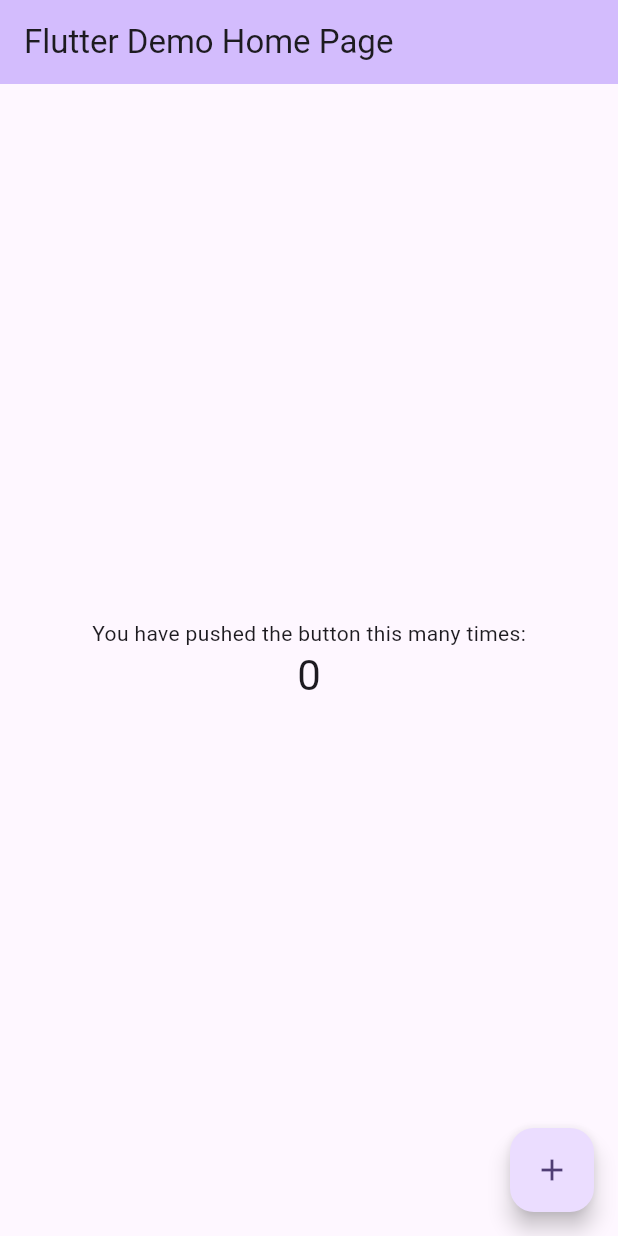
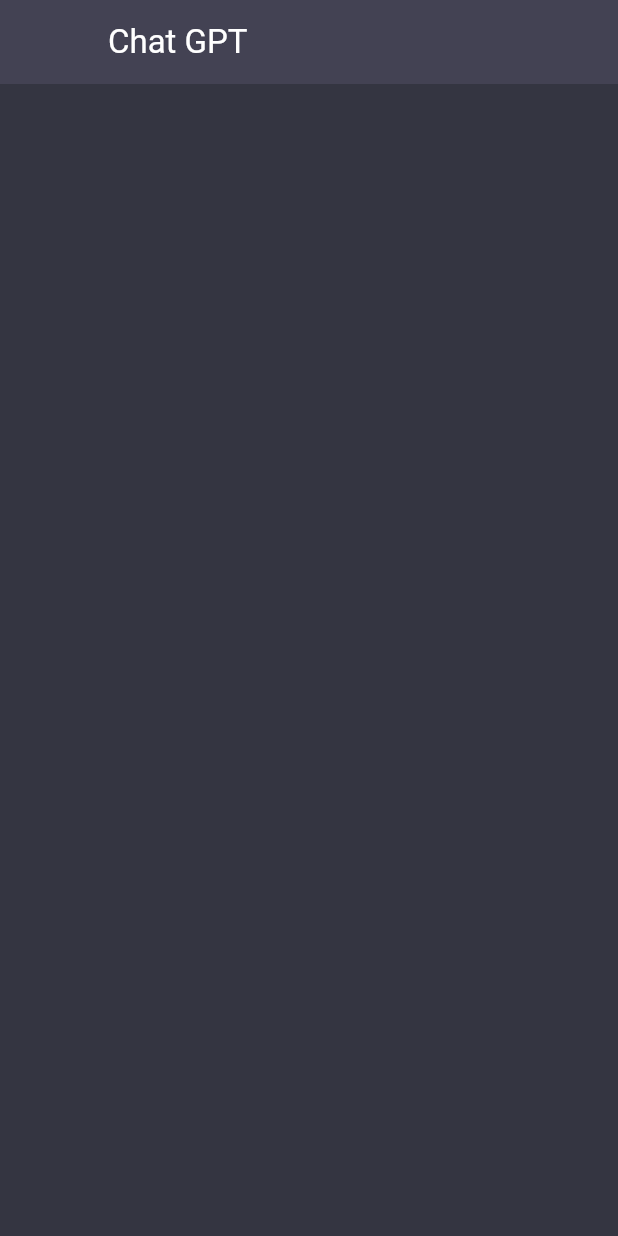
Before and after one commit to ngothanhluc/AdvancedMobile, a Flutter app: the screen it shows after launch, on a phone screen of 412 x 824 dp. Run offline on Flutter 3.47's test engine with Material 2 defaults, Android fonts, the phone set to English and light mode, and no system bars.

Commit message:
Create chat screen

```diff
--- /dev/null
+++ b/chatgpt_app/lib/constants/constants.dart
@@ -0,0 +1,4 @@
+import 'package:flutter/material.dart';
+
+Color scaffoldBackgroundColor = const Color(0xFF343541);
+Color cardColor = const Color(0xFF40414F);
--- a/chatgpt_app/lib/main.dart
+++ b/chatgpt_app/lib/main.dart
@@ -1,3 +1,5 @@
+import 'package:chatgpt_app/constants/constants.dart';
+import 'package:chatgpt_app/screens/chat_screen.dart';
 import 'package:flutter/material.dart';
 
 void main() {
@@ -12,7 +14,13 @@
   Widget build(BuildContext context) {
     return MaterialApp(
         title: 'Flutter Demo',
+        debugShowCheckedModeBanner: false,
         theme: ThemeData(
+          scaffoldBackgroundColor: scaffoldBackgroundColor,
+          appBarTheme: AppBarTheme(
+            backgroundColor: cardColor,
+            foregroundColor: Colors.white,
+          ),
           // This is the theme of your application.
           //
           // TRY THIS: Try running your application with "flutter run". You'll see
@@ -31,95 +39,6 @@
           colorScheme: ColorScheme.fromSeed(seedColor: Colors.deepPurple),
           useMaterial3: true,
         ),
-      home: const MyHomePage(title: 'Flutter Demo Home Page'),
-    );
+        home: const ChatScreen());
   }
 }
-
-class MyHomePage extends StatefulWidget {
-  const MyHomePage({super.key, required this.title});
-
-  // This widget is the home page of your application. It is stateful, meaning
-  // that it has a State object (defined below) that contains fields that affect
-  // how it looks.
-
-  // This class is the configuration for the state. It holds the values (in this
-  // case the title) provided by the parent (in this case the App widget) and
-  // used by the build method of the State. Fields in a Widget subclass are
-  // always marked "final".
-
-  final String title;
-
-  @override
-  State<MyHomePage> createState() => _MyHomePageState();
-}
-
-class _MyHomePageState extends State<MyHomePage> {
-  int _counter = 0;
-
-  void _incrementCounter() {
-    setState(() {
-      // This call to setState tells the Flutter framework that something has
-      // changed in this State, which causes it to rerun the build method below
-      // so that the display can reflect the updated values. If we changed
-      // _counter without calling setState(), then the build method would not be
-      // called again, and so nothing would appear to happen.
-      _counter++;
-    });
-  }
-
-  @override
-  Widget build(BuildContext context) {
-    // This method is rerun every time setState is called, for instance as done
-    // by the _incrementCounter method above.
-    //
-    // The Flutter framework has been optimized to make rerunning build methods
-    // fast, so that you can just rebuild anything that needs updating rather
-    // than having to individually change instances of widgets.
-    return Scaffold(
-      appBar: AppBar(
-        // TRY THIS: Try changing the color here to a specific color (to
-        // Colors.amber, perhaps?) and trigger a hot reload to see the AppBar
-        // change color while the other colors stay the same.
-        backgroundColor: Theme.of(context).colorScheme.inversePrimary,
-        // Here we take the value from the MyHomePage object that was created by
-        // the App.build method, and use it to set our appbar title.
-        title: Text(widget.title),
-      ),
-      body: Center(
-        // Center is a layout widget. It takes a single child and positions it
-        // in the middle of the parent.
-        child: Column(
-          // Column is also a layout widget. It takes a list of children and
-          // arranges them vertically. By default, it sizes itself to fit its
-          // children horizontally, and tries to be as tall as its parent.
-          //
-          // Column has various properties to control how it sizes itself and
-          // how it positions its children. Here we use mainAxisAlignment to
-          // center the children vertically; the main axis here is the vertical
-          // axis because Columns are vertical (the cross axis would be
-          // horizontal).
-          //
-          // TRY THIS: Invoke "debug painting" (choose the "Toggle Debug Paint"
-          // action in the IDE, or press "p" in the console), to see the
-          // wireframe for each widget.
-          mainAxisAlignment: MainAxisAlignment.center,
-          children: <Widget>[
-            const Text(
-              'You have pushed the button this many times:',
-            ),
-            Text(
-              '$_counter',
-              style: Theme.of(context).textTheme.headlineMedium,
-            ),
-          ],
-        ),
-      ),
-      floatingActionButton: FloatingActionButton(
-        onPressed: _incrementCounter,
-        tooltip: 'Increment',
-        child: const Icon(Icons.add),
-      ), // This trailing comma makes auto-formatting nicer for build methods.
-    );
-  }
-}
--- /dev/null
+++ b/chatgpt_app/lib/screens/chat_screen.dart
@@ -0,0 +1,21 @@
+import 'package:flutter/material.dart';
+
+class ChatScreen extends StatefulWidget {
+  const ChatScreen({super.key});
+
+  @override
+  State<ChatScreen> createState() => _ChatScreenState();
+}
+
+class _ChatScreenState extends State<ChatScreen> {
+  @override
+  Widget build(BuildContext context) {
+    return Scaffold(
+      appBar: AppBar(
+        elevation: 2,
+        leading: const Padding(padding: EdgeInsets.all(8)),
+        title: const Text("Chat GPT"),
+      ),
+    );
+  }
+}
--- /dev/null
+++ b/chatgpt_app/lib/services/assets_manager.dart
@@ -0,0 +1,3 @@
+class AssetsManager {
+  static String imagePath = "assets/images/";
+}
```
Also changed, not shown: chatgpt_app/pubspec.yaml (+45 -48 lines). Lines whose indentation alone changed are shown as unchanged.
